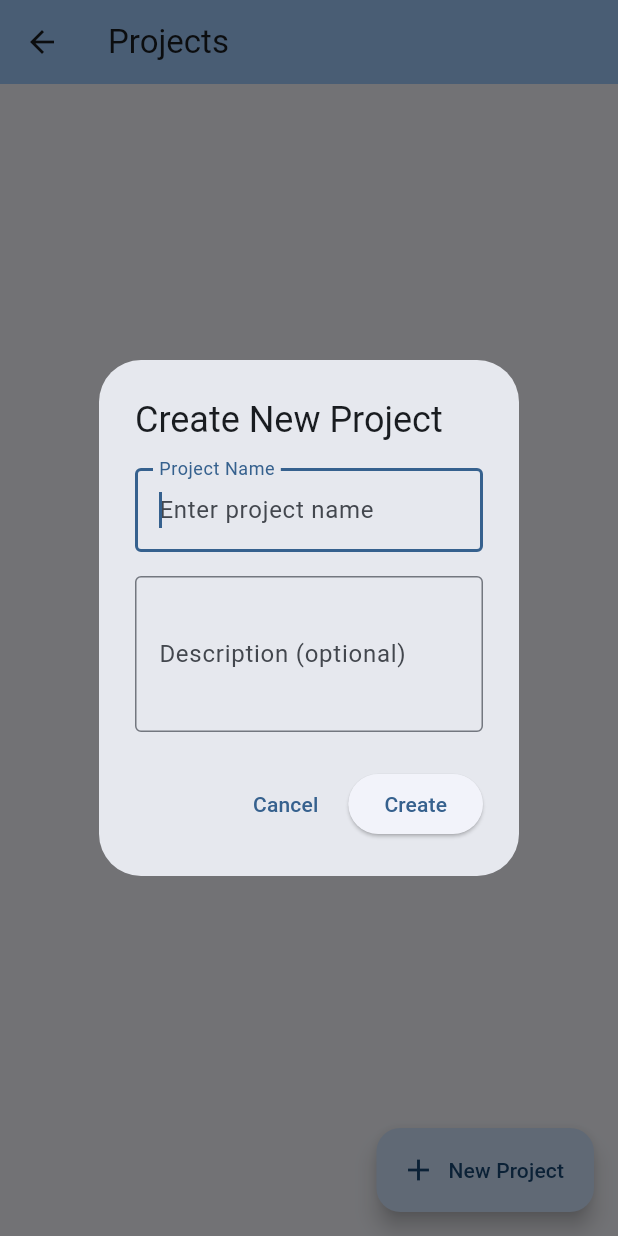
After one commit to few-sh/fewshell, a Flutter app: the ProjectsPage screen opened directly, after a tap on "Create Your First Project", on a phone screen of 412 x 824 dp. The commit adds this screen. Run offline on Flutter 3.47's test engine with Material 3 defaults, Android fonts, the phone set to English and light mode, and no system bars; our stand-ins replace drift, flutter_riverpod, flutter_secure_storage, freezed_annotation, shared_preferences, timeago; missing offline and left inert: flutter_gen_ai_chat_ui; accounts and stored records are empty; generated files the repository leaves out were written again.

Commit message:
Integrate projects page with persistence

```diff
--- /dev/null
+++ b/decamp-app/lib/pages/projects_page.dart
@@ -0,0 +1,498 @@
+import 'package:flutter/material.dart';
+import 'package:flutter_riverpod/flutter_riverpod.dart';
+import '../providers/project_provider.dart';
+import '../utils/date_formatter.dart';
+
+class ProjectsPage extends ConsumerWidget {
+  const ProjectsPage({super.key});
+
+  void _showCreateProjectDialog(BuildContext context, WidgetRef ref) {
+    final nameController = TextEditingController();
+    final descriptionController = TextEditingController();
+
+    showDialog(
+      context: context,
+      builder: (BuildContext dialogContext) {
+        return AlertDialog(
+          title: const Text('Create New Project'),
+          content: SingleChildScrollView(
+            child: Column(
+              mainAxisSize: MainAxisSize.min,
+              children: [
+                TextField(
+                  controller: nameController,
+                  decoration: const InputDecoration(
+                    labelText: 'Project Name',
+                    hintText: 'Enter project name',
+                    border: OutlineInputBorder(),
+                  ),
+                  autofocus: true,
+                  textCapitalization: TextCapitalization.words,
+                ),
+                const SizedBox(height: 16),
+                TextField(
+                  controller: descriptionController,
+                  decoration: const InputDecoration(
+                    labelText: 'Description (optional)',
+                    hintText: 'Enter project description',
+                    border: OutlineInputBorder(),
+                  ),
+                  maxLines: 3,
+                  textCapitalization: TextCapitalization.sentences,
+                ),
+              ],
+            ),
+          ),
+          actions: [
+            TextButton(
+              onPressed: () => Navigator.of(dialogContext).pop(),
+              child: const Text('Cancel'),
+            ),
+            ElevatedButton(
+              onPressed: () async {
+                final name = nameController.text.trim();
+                if (name.isEmpty) {
+                  ScaffoldMessenger.of(context).showSnackBar(
+                    const SnackBar(
+                      content: Text('Project name cannot be empty'),
+                      backgroundColor: Colors.red,
+                    ),
+                  );
+                  return;
+                }
+
+                final description = descriptionController.text.trim();
+                final projectActions = ref.read(projectActionsProvider);
+
+                try {
+                  await projectActions.createProject(
+                    name: name,
+                    description: description.isEmpty ? null : description,
+                  );
+
+                  if (dialogContext.mounted) {
+                    Navigator.of(dialogContext).pop();
+                  }
+
+                  if (context.mounted) {
+                    ScaffoldMessenger.of(context).showSnackBar(
+                      SnackBar(
+                        content: Text('Project "$name" created successfully'),
+                        backgroundColor: Colors.green,
+                      ),
+                    );
+                  }
+                } catch (e) {
+                  if (context.mounted) {
+                    ScaffoldMessenger.of(context).showSnackBar(
+                      SnackBar(
+                        content: Text('Error creating project: $e'),
+                        backgroundColor: Colors.red,
+                      ),
+                    );
+                  }
+                }
+              },
+              child: const Text('Create'),
+            ),
+          ],
+        );
+      },
+    );
+  }
+
+  void _showDeleteConfirmation(
+    BuildContext context,
+    WidgetRef ref,
+    String projectId,
+    String projectName,
+  ) {
+    showDialog(
+      context: context,
+      builder: (BuildContext dialogContext) {
+        return AlertDialog(
+          title: const Text('Delete Project'),
+          content: Text(
+            'Are you sure you want to delete "$projectName"?\n\nThis will also delete all sessions and messages associated with this project. This action cannot be undone.',
+          ),
+          actions: [
+            TextButton(
+              onPressed: () => Navigator.of(dialogContext).pop(),
+              child: const Text('Cancel'),
+            ),
+            TextButton(
+              onPressed: () async {
+                final projectActions = ref.read(projectActionsProvider);
+
+                try {
+                  await projectActions.deleteProject(projectId);
+
+                  if (dialogContext.mounted) {
+                    Navigator.of(dialogContext).pop();
+                  }
+
+                  if (context.mounted) {
+                    ScaffoldMessenger.of(context).showSnackBar(
+                      SnackBar(
+                        content: Text('Project "$projectName" deleted'),
+                        backgroundColor: Colors.orange,
+                      ),
+                    );
+                  }
+                } catch (e) {
+                  if (context.mounted) {
+                    ScaffoldMessenger.of(context).showSnackBar(
+                      SnackBar(
+                        content: Text('Error deleting project: $e'),
+                        backgroundColor: Colors.red,
+                      ),
+                    );
+                  }
+                }
+              },
+              style: TextButton.styleFrom(foregroundColor: Colors.red),
+              child: const Text('Delete'),
+            ),
+          ],
+        );
+      },
+    );
+  }
+
+  void _showEditProjectDialog(
+    BuildContext context,
+    WidgetRef ref,
+    String projectId,
+    String currentName,
+    String? currentDescription,
+  ) {
+    final nameController = TextEditingController(text: currentName);
+    final descriptionController = TextEditingController(
+      text: currentDescription ?? '',
+    );
+
+    showDialog(
+      context: context,
+      builder: (BuildContext dialogContext) {
+        return AlertDialog(
+          title: const Text('Edit Project'),
+          content: SingleChildScrollView(
+            child: Column(
+              mainAxisSize: MainAxisSize.min,
+              children: [
+                TextField(
+                  controller: nameController,
+                  decoration: const InputDecoration(
+                    labelText: 'Project Name',
+                    border: OutlineInputBorder(),
+                  ),
+                  autofocus: true,
+                  textCapitalization: TextCapitalization.words,
+                ),
+                const SizedBox(height: 16),
+                TextField(
+                  controller: descriptionController,
+                  decoration: const InputDecoration(
+                    labelText: 'Description (optional)',
+                    border: OutlineInputBorder(),
+                  ),
+                  maxLines: 3,
+                  textCapitalization: TextCapitalization.sentences,
+                ),
+              ],
+            ),
+          ),
+          actions: [
+            TextButton(
+              onPressed: () => Navigator.of(dialogContext).pop(),
+              child: const Text('Cancel'),
+            ),
+            ElevatedButton(
+              onPressed: () async {
+                final name = nameController.text.trim();
+                if (name.isEmpty) {
+                  ScaffoldMessenger.of(context).showSnackBar(
+                    const SnackBar(
+                      content: Text('Project name cannot be empty'),
+                      backgroundColor: Colors.red,
+                    ),
+                  );
+                  return;
+                }
+
+                final description = descriptionController.text.trim();
+                final projectActions = ref.read(projectActionsProvider);
+
+                try {
+                  await projectActions.updateProject(
+                    id: projectId,
+                    name: name,
+                    description: description.isEmpty ? null : description,
+                  );
+
+                  if (dialogContext.mounted) {
+                    Navigator.of(dialogContext).pop();
+                  }
+
+                  if (context.mounted) {
+                    ScaffoldMessenger.of(context).showSnackBar(
+                      SnackBar(
+                        content: Text('Project "$name" updated successfully'),
+                        backgroundColor: Colors.green,
+                      ),
+                    );
+                  }
+                } catch (e) {
+                  if (context.mounted) {
+                    ScaffoldMessenger.of(context).showSnackBar(
+                      SnackBar(
+                        content: Text('Error updating project: $e'),
+                        backgroundColor: Colors.red,
+                      ),
+                    );
+                  }
+                }
+              },
+              child: const Text('Save'),
+            ),
+          ],
+        );
+      },
+    );
+  }
+
+  @override
+  Widget build(BuildContext context, WidgetRef ref) {
+    // Watch the projects stream
+    final projectsAsync = ref.watch(projectsStreamProvider);
+
+    return Scaffold(
+      appBar: AppBar(
+        title: const Text('Projects'),
+        backgroundColor: Theme.of(context).colorScheme.inversePrimary,
+      ),
+      body: projectsAsync.when(
+        data: (projects) {
+          if (projects.isEmpty) {
+            return Center(
+              child: Column(
+                mainAxisAlignment: MainAxisAlignment.center,
+                children: [
+                  Icon(
+                    Icons.folder_open,
+                    size: 64,
+                    color: Theme.of(
+                      context,
+                    ).colorScheme.onSurface.withValues(alpha: 0.3),
+                  ),
+                  const SizedBox(height: 16),
+                  Text(
+                    'No projects yet',
+                    style: TextStyle(
+                      fontSize: 18,
+                      color: Theme.of(
+                        context,
+                      ).colorScheme.onSurface.withValues(alpha: 0.6),
+                    ),
+                  ),
+                  const SizedBox(height: 8),
+                  Text(
+                    'Create a new project to get started',
+                    style: TextStyle(
+                      fontSize: 14,
+                      color: Theme.of(
+                        context,
+                      ).colorScheme.onSurface.withValues(alpha: 0.5),
+                    ),
+                  ),
+                  const SizedBox(height: 24),
+                  ElevatedButton.icon(
+                    onPressed: () => _showCreateProjectDialog(context, ref),
+                    icon: const Icon(Icons.add),
+                    label: const Text('Create Your First Project'),
+                    style: ElevatedButton.styleFrom(
+                      padding: const EdgeInsets.symmetric(
+                        horizontal: 32,
+                        vertical: 16,
+                      ),
+                    ),
+                  ),
+                ],
+              ),
+            );
+          }
+
+          return ListView.builder(
+            padding: const EdgeInsets.symmetric(vertical: 8),
+            itemCount: projects.length,
+            itemBuilder: (context, index) {
+              final project = projects[index];
+              final absoluteDateTime = DateFormatter.formatAbsoluteDateTime(
+                project.lastSessionDate,
+              );
+              final relativeTime = DateFormatter.formatRelativeTime(
+                project.lastSessionDate,
+              );
+
+              return Card(
+                margin: const EdgeInsets.symmetric(horizontal: 16, vertical: 8),
+                elevation: 2,
+                child: ListTile(
+                  contentPadding: const EdgeInsets.symmetric(
+                    horizontal: 16,
+                    vertical: 12,
+                  ),
+                  title: Text(
+                    project.name,
+                    style: const TextStyle(
+                      fontWeight: FontWeight.bold,
+                      fontSize: 16,
+                    ),
+                  ),
+                  subtitle: Padding(
+                    padding: const EdgeInsets.only(top: 8),
+                    child: Column(
+                      crossAxisAlignment: CrossAxisAlignment.start,
+                      children: [
+                        if (project.description != null &&
+                            project.description!.isNotEmpty) ...[
+                          Text(
+                            project.description!,
+                            style: TextStyle(
+                              fontSize: 14,
+                              color: Theme.of(
+                                context,
+                              ).colorScheme.onSurface.withValues(alpha: 0.7),
+                            ),
+                            maxLines: 2,
+                            overflow: TextOverflow.ellipsis,
+                          ),
+                          const SizedBox(height: 8),
+                        ],
+                        Text(
+                          'Last session: $absoluteDateTime',
+                          style: TextStyle(
+                            fontSize: 12,
+                            color: Theme.of(
+                              context,
+                            ).colorScheme.onSurface.withValues(alpha: 0.6),
+                          ),
+                        ),
+                        const SizedBox(height: 4),
+                        Text(
+                          relativeTime,
+                          style: TextStyle(
+                            fontSize: 11,
+                            color: Theme.of(
+                              context,
+                            ).colorScheme.onSurface.withValues(alpha: 0.5),
+                            fontStyle: FontStyle.italic,
+                          ),
+                        ),
+                      ],
+                    ),
+                  ),
+                  trailing: PopupMenuButton<String>(
+                    icon: const Icon(Icons.more_vert),
+                    onSelected: (value) {
+                      if (value == 'edit') {
+                        _showEditProjectDialog(
+                          context,
+                          ref,
+                          project.id,
+                          project.name,
+                          project.description,
+                        );
+                      } else if (value == 'delete') {
+                        _showDeleteConfirmation(
+                          context,
+                          ref,
+                          project.id,
+                          project.name,
+                        );
+                      }
+                    },
+                    itemBuilder: (BuildContext context) => [
+                      const PopupMenuItem<String>(
+                        value: 'edit',
+                        child: Row(
+                          children: [
+                            Icon(Icons.edit),
+                            SizedBox(width: 8),
+                            Text('Edit'),
+                          ],
+                        ),
+                      ),
+                      PopupMenuItem<String>(
+                        value: 'delete',
+                        child: Row(
+                          children: [
+                            Icon(
+                              Icons.delete,
+                              color: Theme.of(context).colorScheme.error,
+                            ),
+                            const SizedBox(width: 8),
+                            Text(
+                              'Delete',
+                              style: TextStyle(
+                                color: Theme.of(context).colorScheme.error,
+                              ),
+                            ),
+                          ],
+                        ),
+                      ),
+                    ],
+                  ),
+                  onTap: () {
+                    // Select this project and navigate back
+                    ref.read(projectActionsProvider).selectProject(project.id);
+                    Navigator.of(context).pop();
+                    ScaffoldMessenger.of(context).showSnackBar(
+                      SnackBar(
+                        content: Text('Switched to project: ${project.name}'),
+                        duration: const Duration(seconds: 2),
+                      ),
+                    );
+                  },
+                ),
+              );
+            },
+          );
+        },
+        loading: () => const Center(child: CircularProgressIndicator()),
+        error: (error, stack) => Center(
+          child: Column(
+            mainAxisAlignment: MainAxisAlignment.center,
+            children: [
+              const Icon(Icons.error_outline, size: 64, color: Colors.red),
+              const SizedBox(height: 16),
+              Text(
+                'Error loading projects',
+                style: TextStyle(
+                  fontSize: 18,
+                  color: Theme.of(context).colorScheme.error,
+                ),
+              ),
+              const SizedBox(height: 8),
+              Text(
+                error.toString(),
+                style: TextStyle(
+                  fontSize: 14,
+                  color: Theme.of(
+                    context,
+                  ).colorScheme.onSurface.withValues(alpha: 0.6),
+                ),
+                textAlign: TextAlign.center,
+              ),
+            ],
+          ),
+        ),
+      ),
+      floatingActionButton: FloatingActionButton.extended(
+        onPressed: () => _showCreateProjectDialog(context, ref),
+        icon: const Icon(Icons.add),
+        label: const Text('New Project'),
+      ),
+    );
+  }
+}
```
Also changed, not shown: decamp-app/lib/pages/chat_session.dart (+7 -53 lines).
